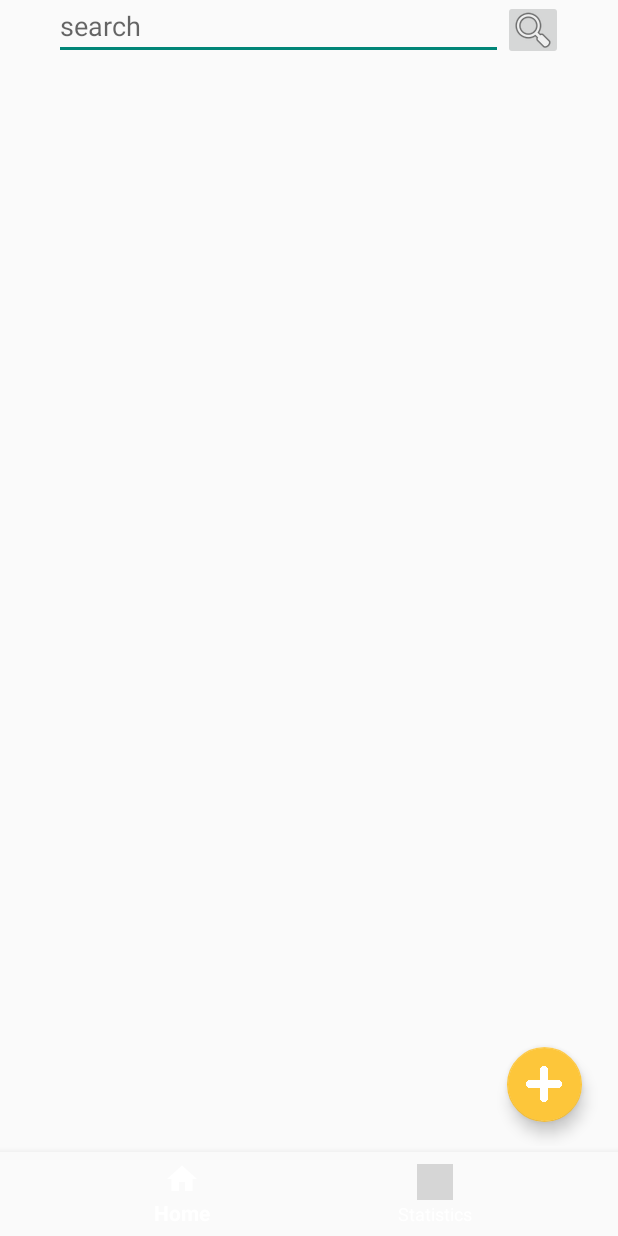
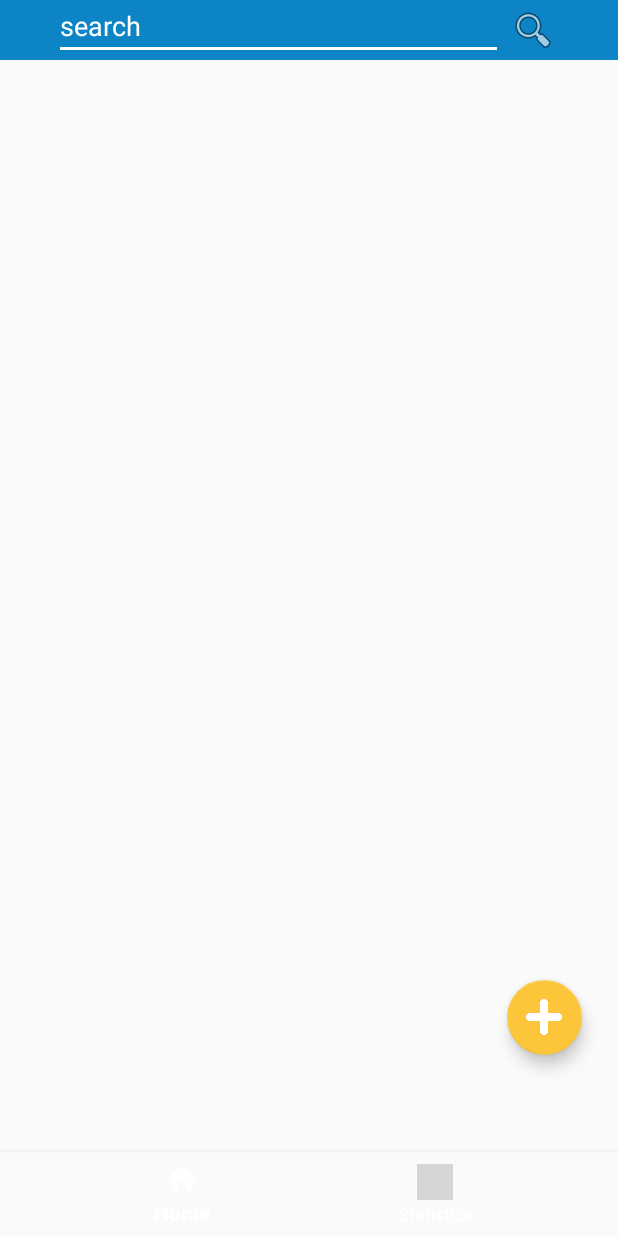
Before and after one commit to katleej/MDB-Inventory, an Android app: the screen it shows after launch once a user with an empty profile is signed in (MainActivity), on a phone screen of 412 x 824 dp. Run offline under Robolectric (Android 15) with nearby library versions, the phone set to English and light mode, and no system bars; our stand-ins replace Firebase (no records; nobody signed in at launch, a user with empty details on screens opened directly); grey boxes are pictures that could not be loaded.

Commit message:
fixed search UI

```diff
--- a/app/src/main/res/layout/activity_main.xml
+++ b/app/src/main/res/layout/activity_main.xml
@@ -6,9 +6,9 @@
     android:layout_width="match_parent"
     android:layout_height="match_parent"
     tools:context=".MainActivity">
-
     <LinearLayout
         android:id="@+id/linear"
+        android:background="@color/mdb_blue"
         android:layout_width="match_parent"
         android:layout_height="wrap_content"
         android:layout_marginBottom="16dp"
@@ -20,34 +20,34 @@
         app:layout_constraintStart_toStartOf="parent"
         app:layout_constraintTop_toTopOf="parent"
         app:layout_constraintVertical_bias="0.0">
-
         <EditText
             android:id="@+id/search"
+            android:textColorHint="@android:color/background_light"
+            android:backgroundTint="@android:color/background_light"
             android:layout_width="299dp"
             android:layout_height="40dp"
             android:hint="search" />
-
         <ImageButton
             android:id="@+id/search_button"
             android:layout_width="40dp"
             android:layout_height="40dp"
+            android:background="@android:color/transparent"
             android:src="@android:drawable/ic_menu_search"
             android:text="switch view"/>
-
     </LinearLayout>
 
     <FrameLayout
         android:id="@+id/frameLayout"
         android:layout_width="match_parent"
-        android:layout_height="match_parent"
+        android:layout_height="630dp"
         android:layout_marginStart="8dp"
-        android:layout_marginTop="16dp"
+        android:layout_marginTop="8dp"
         android:layout_marginEnd="8dp"
-        android:layout_marginBottom="60dp"
-        app:layout_constraintBottom_toTopOf="@id/nav_view"
+        android:layout_marginBottom="8dp"
+        app:layout_constraintBottom_toTopOf="@+id/nav_view"
         app:layout_constraintEnd_toEndOf="parent"
         app:layout_constraintStart_toStartOf="parent"
-        app:layout_constraintTop_toBottomOf="@id/linear">
+        app:layout_constraintTop_toBottomOf="@+id/linear">
 
         <androidx.recyclerview.widget.RecyclerView xmlns:app="http://schemas.android.com/apk/res-auto"
             xmlns:tools="http://schemas.android.com/tools"
```
